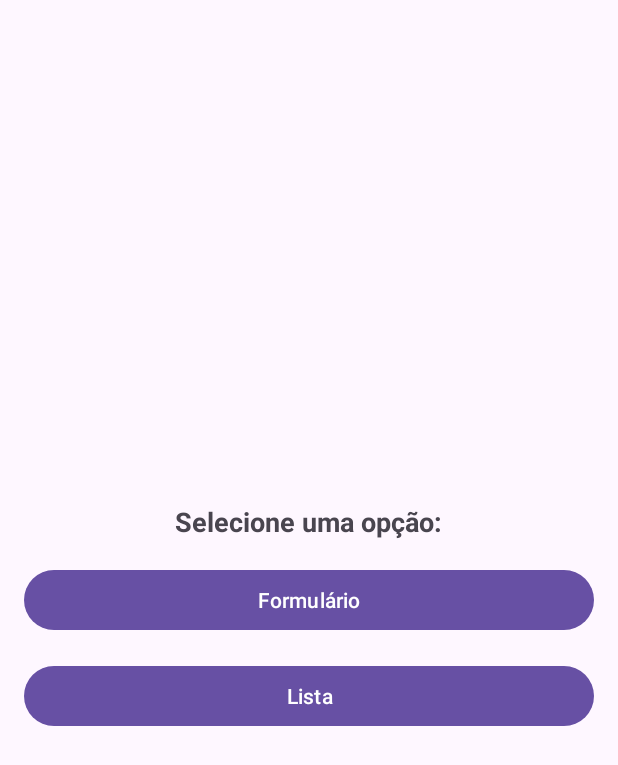
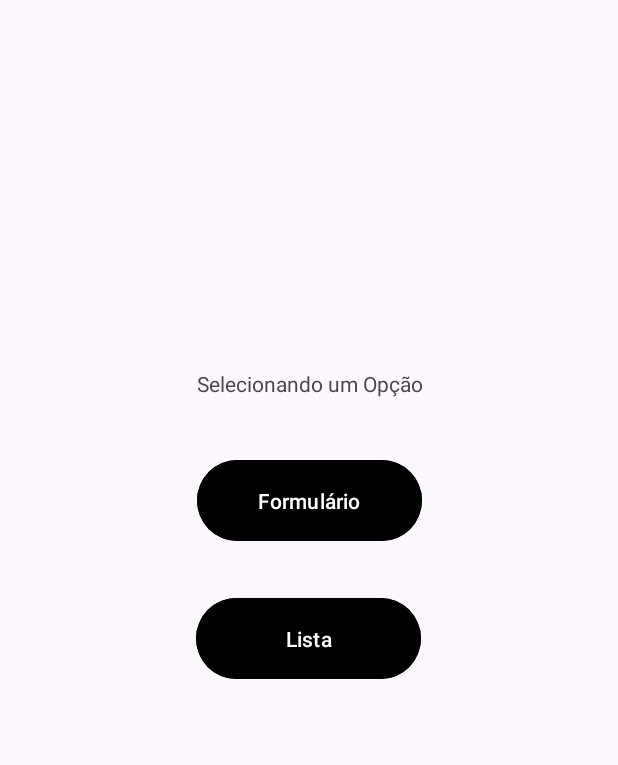
Before and after one commit to AlexandreCocco/Mobile, an Android app: the screen it shows after launch (MainActivity), on a phone screen of 412 x 824 dp. Shown: the top 765 px of the screen. Run offline under Robolectric (Android 15) with nearby library versions, the phone set to English and light mode, and no system bars.

Commit message:
Refazendo o activity_main e finalizando o aplicativo

```diff
--- a/AplicativoProva/app/src/main/res/layout/activity_main.xml
+++ b/AplicativoProva/app/src/main/res/layout/activity_main.xml
@@ -1,32 +1,53 @@
 <?xml version="1.0" encoding="utf-8"?>
 <LinearLayout xmlns:android="http://schemas.android.com/apk/res/android"
+    xmlns:app="http://schemas.android.com/apk/res-auto"
     xmlns:tools="http://schemas.android.com/tools"
     android:layout_width="match_parent"
     android:layout_height="match_parent"
+    android:gravity="center"
     android:orientation="vertical"
-     android:gravity="center"
     android:padding="16dp"
     tools:context=".MainActivity">
 
-    <TextView
-        android:layout_width="wrap_content"
-        android:layout_height="wrap_content"
-        android:layout_marginBottom="16dp"
-        android:text="Selecione uma opção:"
-        android:textSize="18sp"
-        android:textStyle="bold" />
+    <androidx.constraintlayout.widget.ConstraintLayout
+        android:layout_width="match_parent"
+        android:layout_height="match_parent">
 
         <Button
             android:id="@+id/formButton"
-     android:layout_width="match_parent"
-     android:layout_height="wrap_content"
+            android:layout_width="150dp"
+            android:layout_height="62dp"
+            android:backgroundTint="#000000"
             android:text="Formulário"
-     android:layout_marginBottom="16dp"/>
+            app:layout_constraintBottom_toBottomOf="parent"
+            app:layout_constraintEnd_toEndOf="parent"
+            app:layout_constraintStart_toStartOf="parent"
+            app:layout_constraintTop_toTopOf="parent"
+            app:layout_constraintVertical_bias="0.393" />
 
         <Button
             android:id="@+id/listButton"
-     android:layout_width="match_parent"
+            android:layout_width="150dp"
+            android:layout_height="62dp"
+            android:backgroundTint="#000000"
+            android:text="Lista"
+            app:layout_constraintBottom_toBottomOf="parent"
+            app:layout_constraintEnd_toEndOf="parent"
+            app:layout_constraintHorizontal_bias="0.498"
+            app:layout_constraintStart_toStartOf="parent"
+            app:layout_constraintTop_toTopOf="parent"
+            app:layout_constraintVertical_bias="0.519" />
+
+        <TextView
+            android:id="@+id/textView2"
+            android:layout_width="wrap_content"
             android:layout_height="wrap_content"
-     android:text="Lista"/>
-
+            android:text="Selecionando um Opção"
+            app:layout_constraintBottom_toBottomOf="parent"
+            app:layout_constraintEnd_toEndOf="parent"
+            app:layout_constraintHorizontal_bias="0.502"
+            app:layout_constraintStart_toStartOf="parent"
+            app:layout_constraintTop_toTopOf="parent"
+            app:layout_constraintVertical_bias="0.298" />
+    </androidx.constraintlayout.widget.ConstraintLayout>
 </LinearLayout>
```
Lines whose indentation alone changed are shown as unchanged.
